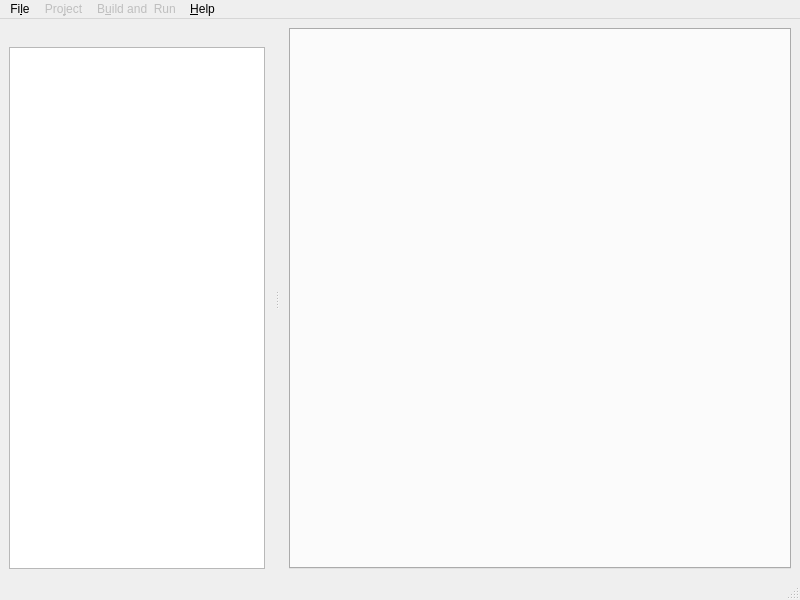
Old version of the form Designer/mainwindow.ui in the repository amentis/NETDesigner.
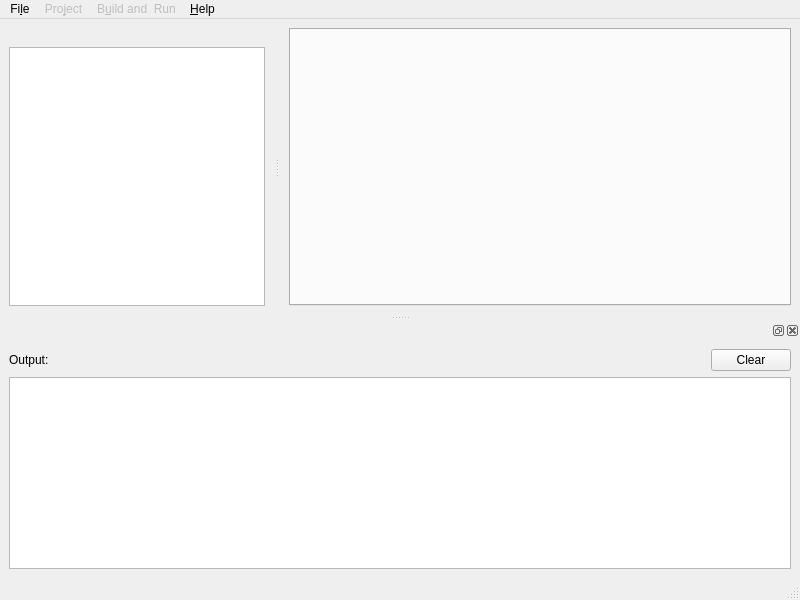
New version of the form.

Commit message: Added docked output field, option to show the output field, fully implemented translation in the Compiler

The edit to the form file:
```diff
--- a/Designer/mainwindow.ui
+++ b/Designer/mainwindow.ui
@@ -154,6 +154,45 @@
     </layout>
    </widget>
   </widget>
+  <widget class="QDockWidget" name="dock">
+   <attribute name="dockWidgetArea">
+    <number>8</number>
+   </attribute>
+   <widget class="QWidget" name="dockWidgetContents">
+    <layout class="QVBoxLayout" name="verticalLayout">
+     <item>
+      <layout class="QHBoxLayout" name="horizontalLayout_3">
+       <item>
+        <widget class="QLabel" name="outputLabel">
+         <property name="text">
+          <string>Output:</string>
+         </property>
+        </widget>
+       </item>
+       <item>
+        <widget class="QPushButton" name="clearOutputButton">
+         <property name="sizePolicy">
+          <sizepolicy hsizetype="Fixed" vsizetype="Fixed">
+           <horstretch>0</horstretch>
+           <verstretch>0</verstretch>
+          </sizepolicy>
+         </property>
+         <property name="text">
+          <string>Clear</string>
+         </property>
+         <property name="flat">
+          <bool>false</bool>
+         </property>
+        </widget>
+       </item>
+      </layout>
+     </item>
+     <item>
+      <widget class="QTextBrowser" name="outputBrowser"/>
+     </item>
+    </layout>
+   </widget>
+  </widget>
   <action name="actionNew_Project">
    <property name="text">
     <string>&amp;New Project...</string>
```
Left out of the diff: 55 changed lines with no effect on the pictures. The commit also changes 10 other files.
